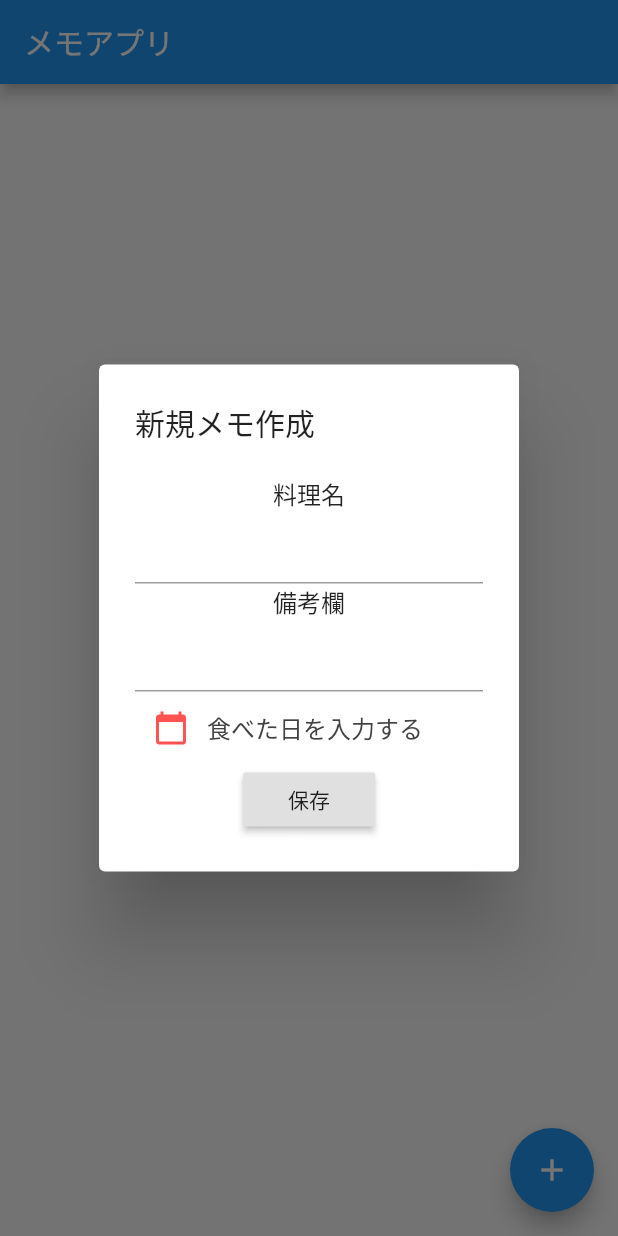
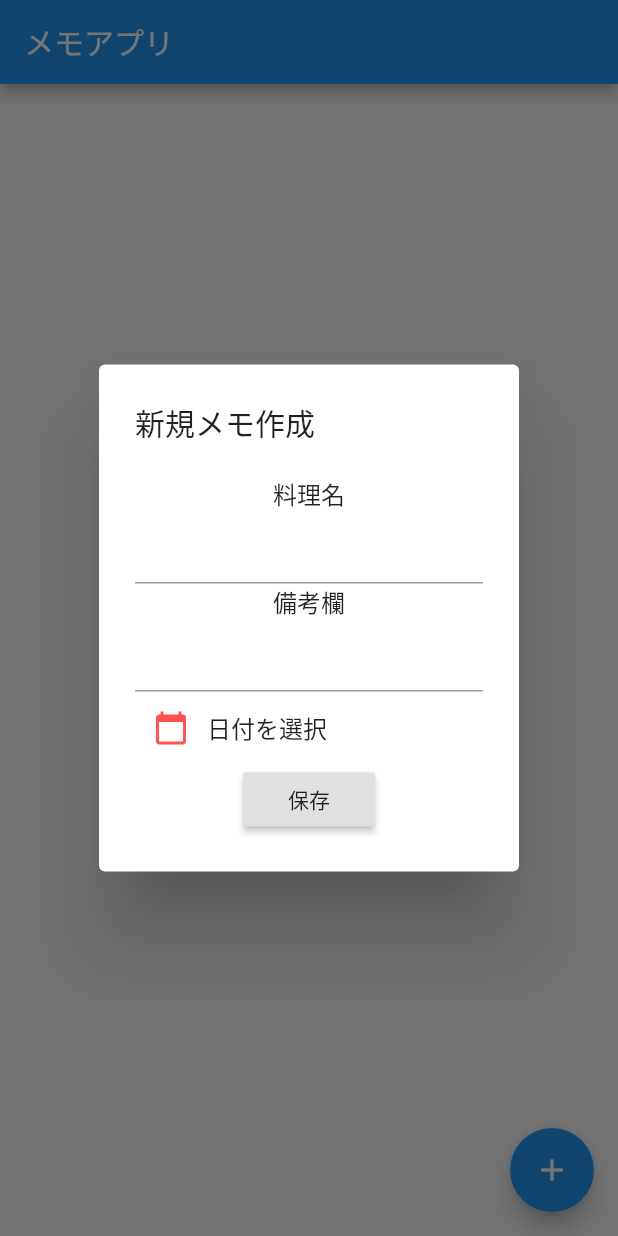
Before and after one commit to omuomuMG/FoodRecords, a Flutter app: the screen it shows after launch, after a tap on the "add" icon, on a phone screen of 412 x 824 dp. Run offline on Flutter 3.47's test engine with Material 2 defaults, Android fonts, the light colour scheme and no system bars; our stand-ins replace flutter_datetime_picker, sqflite; accounts and stored records are empty.

Commit message:
食べた日を追加(修正版)

```diff
--- a/lib/HomeListView.dart
+++ b/lib/HomeListView.dart
@@ -35,16 +35,27 @@ class MySqlPage extends StatefulWidget {
 class _MySqlPageState extends State<MySqlPage> {
   List<Memo> memoList = [];
   final myController = TextEditingController();
+  final upDateController = TextEditingController();
   final subDataController = TextEditingController();
-  final upDateController = TextEditingController();
-  final upDateSubController = TextEditingController();
-
   var selectedvalue;
 
   // 選択した日時を格納する変数
   var _mydatetime = new DateTime.now();
 
   var formatter = new DateFormat('yyyy/MM/dd');
+
+  bool isDateSelected = false;
+
+  // DateTime _date = new DateFormat.yMMMd('ja').format(DateTime.now()).toString() as DateTime;
+
+  // Future<Null> _selectDate(BuildContext context) async {
+  //   final DateTime? picked = await showDatePicker(
+  //       context: context,
+  //       initialDate: _date,
+  //       firstDate: new DateTime(2016),
+  //       lastDate: new DateTime.now().add(new Duration(days: 360)));
+  //   if (picked != null) setState(() => _date = picked);
+  // }
 
   String getTodayDate() {
     initializeDateFormatting('ja');
@@ -61,8 +72,6 @@ class _MySqlPageState extends State<MySqlPage> {
     subDataController.dispose();
     super.dispose();
   }
-
-  bool dateDone = false;
 
   @override
   Widget build(BuildContext context) {
@@ -124,9 +133,6 @@ class _MySqlPageState extends State<MySqlPage> {
                                                 index: index,
                                                 selectedvalue:
                                                     memoList[index].id,
-                                                // myController: myController.text,
-                                                // subDataController:
-                                                //     subDataController.text,
                                               )),
                                     );
                                   },
@@ -143,10 +149,6 @@ class _MySqlPageState extends State<MySqlPage> {
                           height: 1,
                           color: Colors.grey,
                         ),
-                        // Text(
-                        //   "作成日 ${memoList[index].createdDate}",
-                        //   style: TextStyle(color: Colors.grey[600]),
-                        // ),
                         Text("食べた日: ${memoList[index].eatDate}",
                             style: TextStyle(
                               color: Colors.grey[600],
@@ -179,6 +181,11 @@ class _MySqlPageState extends State<MySqlPage> {
                               TextField(controller: myController),
                               Text('備考欄'),
                               TextField(controller: subDataController),
+                              // Center(child: Text("${_date}")),
+                              // new RaisedButton(
+                              //   onPressed: () => _selectDate(context),
+                              //   child: new Text('日付選択'),
+                              // ),
                               Row(
                                 children: [
                                   IconButton(
@@ -193,7 +200,7 @@ class _MySqlPageState extends State<MySqlPage> {
                                           print("Done $date");
                                           setState(() {
                                             _mydatetime = date;
-                                          dateDone = true;
+                                            isDateSelected = true;
                                           });
                                         },
                                             currentTime: DateTime.now(),
@@ -202,22 +209,15 @@ class _MySqlPageState extends State<MySqlPage> {
                                       icon: Icon(
                                         Icons.calendar_today,
                                         color: Colors.redAccent,
-                                    ),
-                                  ),
-                                  dateDone
+                                      )),
+                                  isDateSelected
                                       ? Text(
                                           formatter.format(_mydatetime),
                                         )
-                                      : Text(
-                                          "食べた日を入力する",
-                                          style: TextStyle(
-                                              color: Colors.grey[800]),
-                                        ),
+                                      : Text("日付を選択"),
                                 ],
                               ),
-                              // Text(
-                              //   formatter.format(_mydatetime),
-                              // ),
+
                               RaisedButton(
                                 child: Text('保存'),
                                 onPressed: () async {
@@ -227,7 +227,6 @@ class _MySqlPageState extends State<MySqlPage> {
                                     subtext: subDataController.text,
                                     createdDate: getTodayDate(),
                                     eatDate: formatter.format(_mydatetime),
-                                    updateDate: "未編集",
                                   );
                                   await Memo.insertMemo(_memo);
                                   final List<Memo> memos =
@@ -236,15 +235,9 @@ class _MySqlPageState extends State<MySqlPage> {
                                     memoList = memos;
                                     selectedvalue = selectedvalue;
                                   });
-
                                   myController.clear();
                                   subDataController.clear();
                                   Navigator.pop(context);
-                                  // Navigator.push(
-                                  //   context,
-                                  //   MaterialPageRoute(
-                                  //       builder: (context) => MySqlPage()),
-                                  // );
                                 },
                               ),
                             ],
--- a/lib/sqlLite.dart
+++ b/lib/sqlLite.dart
@@ -7,14 +7,16 @@ class Memo {
   final String subtext;
   final String createdDate;
   final String eatDate;
-  final updateDate;
-  Memo(
-      {required this.id,
-      required this.text,
-      required this.subtext,
-      required this.createdDate,
-      required this.eatDate,
-      this.updateDate});
+  // final updateDate;
+
+  Memo({
+    required this.id,
+    required this.text,
+    required this.subtext,
+    required this.createdDate,
+    required this.eatDate,
+    // this.updateDate
+  });
 
   Map<String, dynamic> toMap() {
     return {
@@ -23,13 +25,13 @@ class Memo {
       "subText": subtext,
       "createdDate": createdDate,
       "eatDate": eatDate,
-      "updateDate": updateDate,
+      //"updateDate": updateDate
     };
   }
 
   @override
   String toString() {
-    return 'Memo{id: $id, text: $text, subtext: $subtext, createdDate: $createdDate, eatDate: $eatDate, updateDate: $updateDate}';
+    return 'Memo{id: $id, text: $text, subtext: $subtext, createdDate: $createdDate, eatDate: $eatDate}';
   }
 
   static Future<Database> get database async {
@@ -37,7 +39,7 @@ class Memo {
       join(await getDatabasesPath(), 'memo_database10.db'),
       onCreate: (db, version) {
         return db.execute(
-          "CREATE TABLE memo(id INTEGER PRIMARY KEY AUTOINCREMENT, text TEXT, subtext TEXT, createdDate TEXT, eatDate TEXT, updateDate TEXT)",
+          "CREATE TABLE memo(id INTEGER PRIMARY KEY AUTOINCREMENT, text TEXT, subtext TEXT, createdDate TEXT, eatDate TEXT)",
         );
       },
       version: 2,
@@ -63,8 +65,7 @@ class Memo {
           text: maps[i]['text'],
           subtext: maps[i]['subtext'],
           createdDate: maps[i]['createdDate'],
-          eatDate: maps[i]['eatDate'],
-          updateDate: maps[i]['updateDate']);
+          eatDate: maps[i]['eatDate']);
     });
   }
 
```
Also changed, not shown: lib/AboutView.dart (+43 -52 lines). Lines whose indentation alone changed are shown as unchanged.
